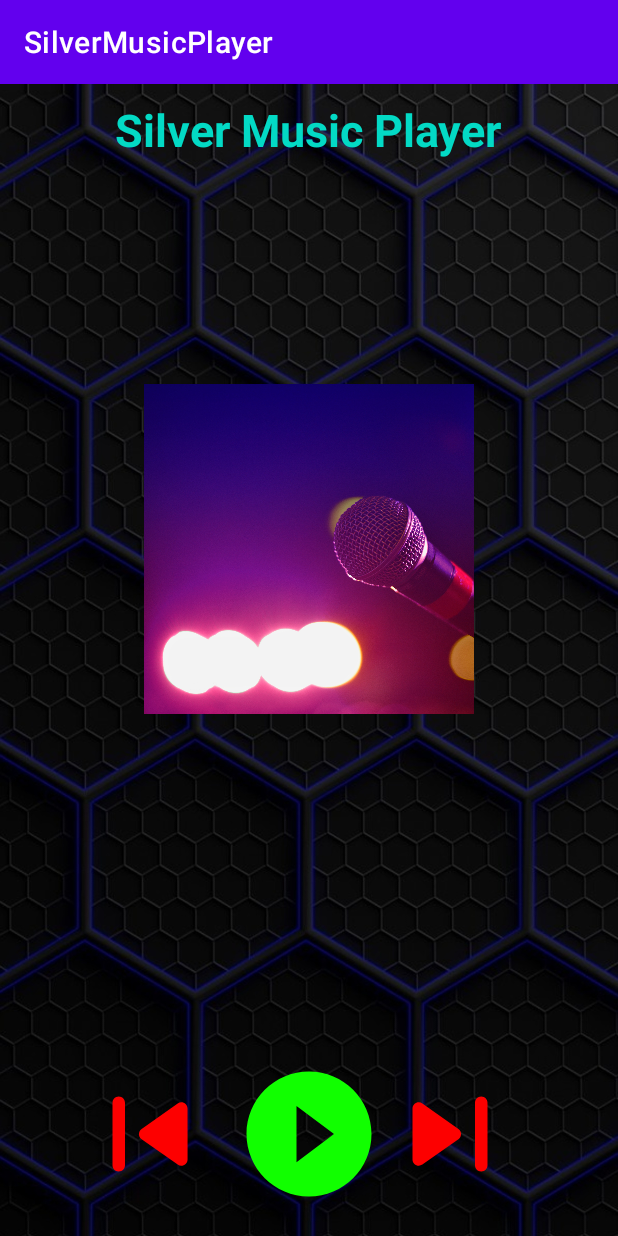
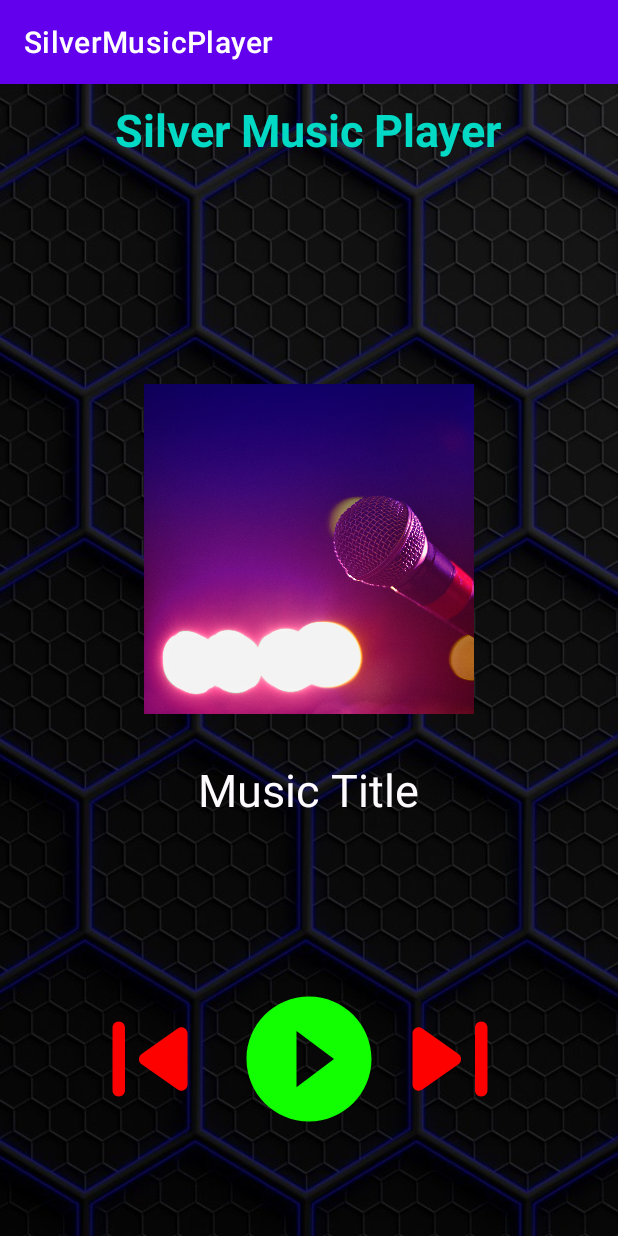
Before and after one commit to gnsgns6/SilverMusicPlayer2, an Android app: the screen it shows after launch (MainActivity), on a phone screen of 412 x 824 dp. Run offline under Robolectric (Android 15) with nearby library versions, the phone set to English and light mode, and no system bars.

Commit message:
Initial Code

```diff
--- a/app/src/main/res/layout/activity_main.xml
+++ b/app/src/main/res/layout/activity_main.xml
@@ -11,6 +11,15 @@
         android:layout_height="wrap_content"
         android:background="@drawable/img2"
         android:contentDescription="@string/background_image" />
+    <TextView
+        android:layout_width="wrap_content"
+        android:layout_height="wrap_content"
+        android:text="@string/music_title"
+        android:textSize="30sp"
+        android:layout_centerHorizontal="true"
+        android:layout_marginTop="450dp"
+        android:textColor="@color/material_dynamic_neutral99"
+        />
 
     <androidx.cardview.widget.CardView
         android:id="@+id/roundCardView"
@@ -42,7 +51,7 @@
     <ImageView
         android:layout_width="100dp"
         android:layout_height="100dp"
-        android:layout_marginTop="650dp"
+        android:layout_marginTop="600dp"
         android:layout_centerHorizontal="true"
         android:contentDescription="@string/play_button_icon"
         android:src="@drawable/play_icon"
@@ -50,7 +59,7 @@
     <ImageView
         android:layout_width="100dp"
         android:layout_height="100dp"
-        android:layout_marginTop="650dp"
+        android:layout_marginTop="600dp"
         android:layout_marginStart="250dp"
         android:contentDescription="@string/next_button_icon"
         android:src="@drawable/skip_next"
@@ -58,7 +67,7 @@
     <ImageView
         android:layout_width="100dp"
         android:layout_height="100dp"
-        android:layout_marginTop="650dp"
+        android:layout_marginTop="600dp"
         android:layout_marginStart="50dp"
         android:contentDescription="@string/previous_button_icon"
         android:src="@drawable/skip_previous"
--- a/app/src/main/res/values/strings.xml
+++ b/app/src/main/res/values/strings.xml
@@ -7,4 +7,5 @@
     <string name="background_image">background_image</string>
     <string name="round_music">round_music</string>
     <string name="round_image">round_image</string>
+    <string name="music_title">Music Title</string>
 </resources>
--- a/gradle.properties
+++ b/gradle.properties
@@ -1,21 +1,16 @@
-# Project-wide Gradle settings.
-# IDE (e.g. Android Studio) users:
-# Gradle settings configured through the IDE *will override*
-# any settings specified in this file.
-# For more details on how to configure your build environment visit
+## For more details on how to configure your build environment visit
 # http://www.gradle.org/docs/current/userguide/build_environment.html
+#
 # Specifies the JVM arguments used for the daemon process.
 # The setting is particularly useful for tweaking memory settings.
-org.gradle.jvmargs=-Xmx2048m -Dfile.encoding=UTF-8
+# Default value: -Xmx1024m -XX:MaxPermSize=256m
+# org.gradle.jvmargs=-Xmx2048m -XX:MaxPermSize=512m -XX:+HeapDumpOnOutOfMemoryError -Dfile.encoding=UTF-8
+#
 # When configured, Gradle will run in incubating parallel mode.
 # This option should only be used with decoupled projects. More details, visit
 # http://www.gradle.org/docs/current/userguide/multi_project_builds.html#sec:decoupled_projects
 # org.gradle.parallel=true
-# AndroidX package structure to make it clearer which packages are bundled with the
-# Android operating system, and which are packaged with your app's APK
-# https://developer.android.com/topic/libraries/support-library/androidx-rn
+#Sun Feb 19 22:41:58 IST 2023
+android.nonTransitiveRClass=true
+org.gradle.jvmargs=-Xmx1024M -Dkotlin.daemon.jvm.options\="-Xmx1024M" -Dfile.encoding\=UTF-8
 android.useAndroidX=true
-# Enables namespacing of each library's R class so that its R class includes only the
-# resources declared in the library itself and none from the library's dependencies,
-# thereby reducing the size of the R class for that library
-android.nonTransitiveRClass=true
```
